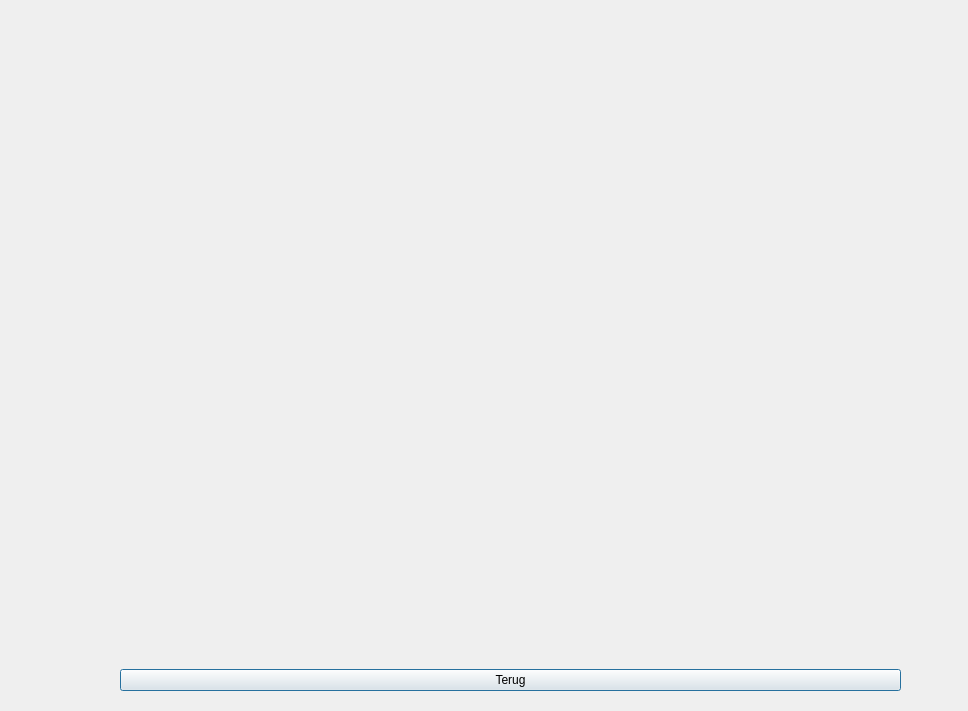
This is App/dbtest/grafiek.ui in Julien01/Project-Weerstation as Qt 5 draws it before an edit. The edited form follows.
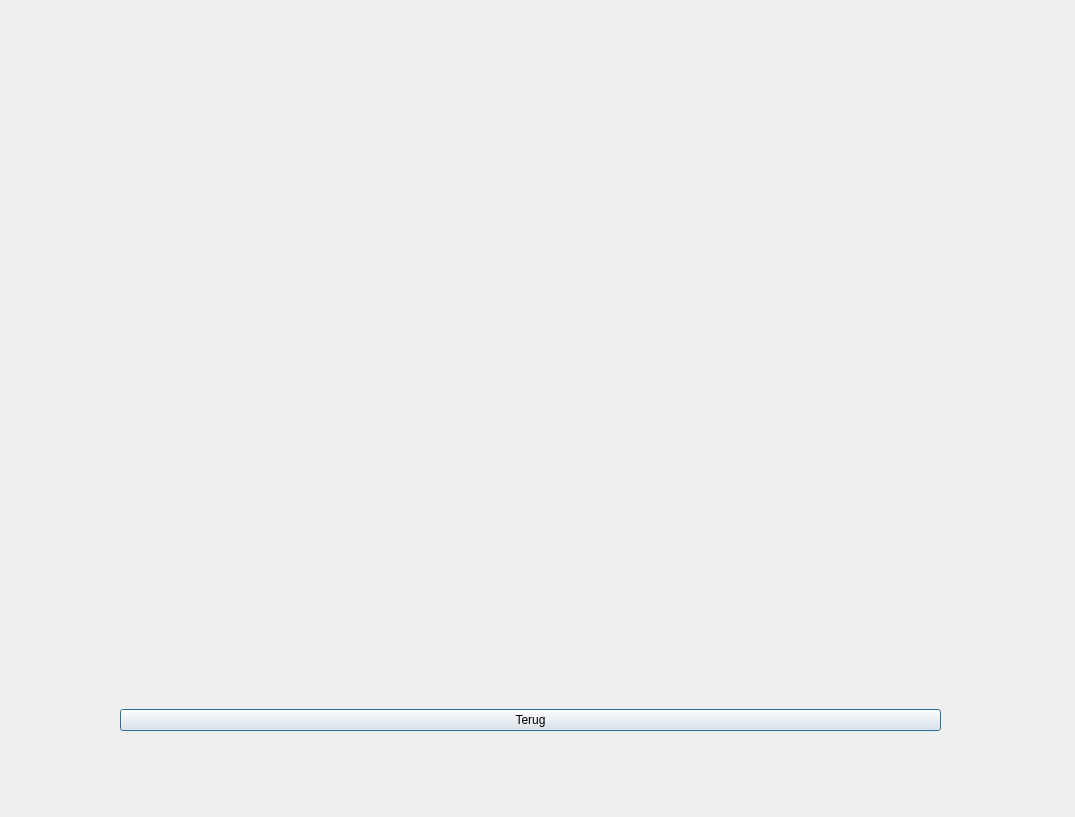
This is the edited form.

Patch:
```diff
--- a/App/dbtest/grafiek.ui
+++ b/App/dbtest/grafiek.ui
@@ -6,8 +6,8 @@
    <rect>
     <x>0</x>
     <y>0</y>
-    <width>968</width>
-    <height>711</height>
+    <width>1075</width>
+    <height>817</height>
    </rect>
   </property>
   <property name="windowTitle">
@@ -18,8 +18,8 @@
     <rect>
      <x>120</x>
      <y>10</y>
-     <width>781</width>
-     <height>681</height>
+     <width>821</width>
+     <height>721</height>
     </rect>
    </property>
    <layout class="QVBoxLayout" name="verticalLayout_4">
```
